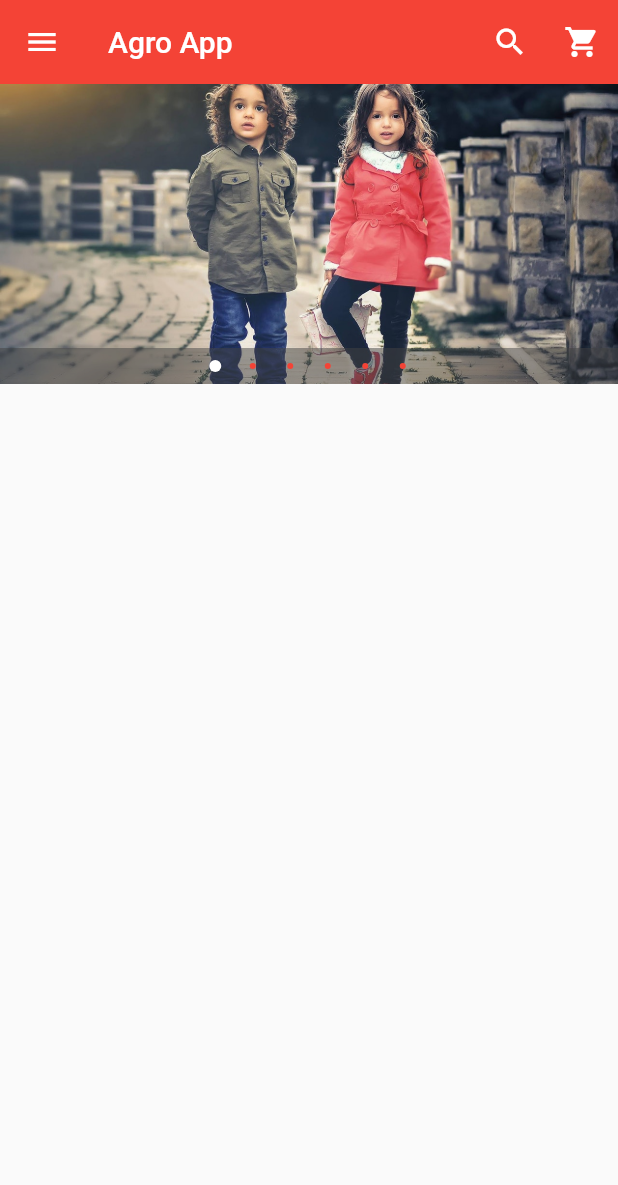
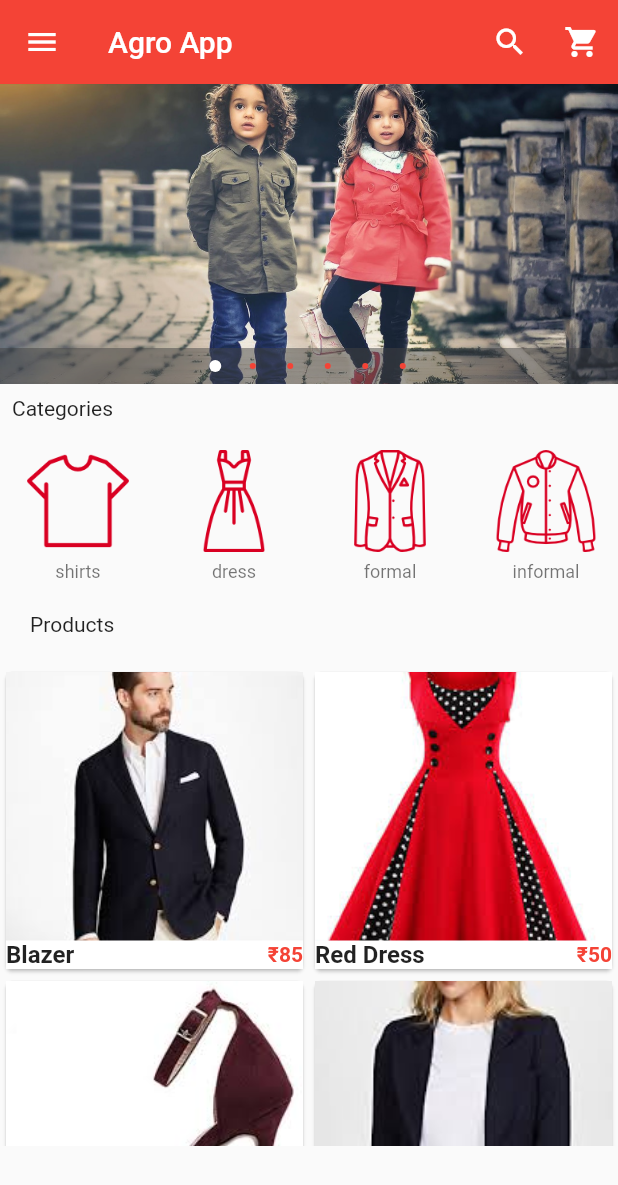
Before and after one commit to insidetech21/AgroApp, a Flutter app: the screen it shows after launch, on a phone screen of 412 x 824 dp. Shown: the top 1185 px of the screen. Run offline on Flutter 3.47's test engine with Material 2 defaults, Android fonts, the phone set to English and light mode, and no system bars; drawn by our look-alikes of carousel_pro.

Commit message:
updated app till 19th video

```diff
--- /dev/null
+++ b/lib/components/horizontal_listview.dart
@@ -0,0 +1,72 @@
+import 'package:flutter/material.dart';
+
+class HorizontalList extends StatelessWidget {
+  @override
+  Widget build(BuildContext context) {
+    return Container(
+      height: 100.0,
+      child: ListView(
+        scrollDirection: Axis.horizontal,
+        children: <Widget>[
+          Category(
+            imageLocation: "images/cats/tshirt.png",
+            imageCaption: 'shirts',
+          ),
+          Category(
+            imageLocation: "images/cats/dress.png",
+            imageCaption: 'dress',
+          ),
+          Category(
+            imageLocation: "images/cats/formal.png",
+            imageCaption: 'formal',
+          ),
+          Category(
+            imageLocation: "images/cats/informal.png",
+            imageCaption: 'informal',
+          ),
+          Category(
+            imageLocation: "images/cats/jeans.png",
+            imageCaption: 'pants',
+          ),
+          Category(
+            imageLocation: "images/cats/shoe.png",
+            imageCaption: 'shoe',
+          ),
+          Category(
+            imageLocation: "images/cats/accessories.png",
+            imageCaption: 'accessories',
+          ),
+        ],
+      ),
+    );
+  }
+}
+
+class Category extends StatelessWidget {
+  final String imageLocation;
+  final String imageCaption;
+
+  Category({this.imageLocation, this.imageCaption});
+
+  @override
+  Widget build(BuildContext context) {
+    return Padding(
+      padding: const EdgeInsets.all(2.0),
+      child: InkWell(
+        onTap: () {},
+        child: Container(
+          width: 100.0,
+          child: ListTile(
+              title: Image.asset(imageLocation, width: 100.0, height: 80.0),
+              subtitle: Container(
+                alignment: Alignment.topCenter,
+                child: Text(
+                  imageCaption,
+                  style: new TextStyle(fontSize: 12.0),
+                ),
+              )),
+        ),
+      ),
+    );
+  }
+}
--- /dev/null
+++ b/lib/components/products.dart
@@ -0,0 +1,123 @@
+import 'package:flutter/material.dart';
+import 'package:agro_app/pages/product_details.dart';
+
+class Products extends StatefulWidget {
+  @override
+  _ProductsState createState() => _ProductsState();
+}
+
+class _ProductsState extends State<Products> {
+  var product_list = [
+    {
+      'name': "Blazer",
+      'picture': "images/products/blazer1.jpeg",
+      'old_price': 120,
+      'price': 85
+    },
+    {
+      'name': "Red Dress",
+      'picture': "images/products/dress1.jpeg",
+      'old_price': 100,
+      'price': 50
+    },
+    {
+      'name': "Red Dress",
+      'picture': "images/products/hills1.jpeg",
+      'old_price': 100,
+      'price': 50
+    },
+    {
+      'name': "Red Dress",
+      'picture': "images/products/blazer2.jpeg",
+      'old_price': 100,
+      'price': 50
+    },
+    {
+      'name': "Red Dress",
+      'picture': "images/products/skt2.jpeg",
+      'old_price': 100,
+      'price': 50
+    },
+    {
+      'name': "Red Dress",
+      'picture': "images/products/dress2.jpeg",
+      'old_price': 100,
+      'price': 50
+    },
+  ];
+
+  @override
+  Widget build(BuildContext context) {
+    return GridView.builder(
+        itemCount: product_list.length,
+        gridDelegate:
+            new SliverGridDelegateWithFixedCrossAxisCount(crossAxisCount: 2),
+        itemBuilder: (BuildContext context, int index) {
+          return Single_prod(
+            prod_name: product_list[index]['name'],
+            prod_picture: product_list[index]['picture'],
+            prod_old_price: product_list[index]['old_price'],
+            prod_price: product_list[index]['price'],
+          );
+        });
+  }
+}
+
+class Single_prod extends StatelessWidget {
+  final prod_name;
+  final prod_picture;
+  final prod_old_price;
+  final prod_price;
+
+  Single_prod(
+      {this.prod_name,
+      this.prod_picture,
+      this.prod_old_price,
+      this.prod_price});
+
+  @override
+  Widget build(BuildContext context) {
+    return Card(
+      child: Hero(
+          tag: prod_name,
+          child: Material(
+            child: InkWell(
+              onTap: () => Navigator.of(context).push(new MaterialPageRoute(
+                  // passing the value of products to product_details page
+                  builder: (context) => new ProductDetails(
+                      product_details_name: prod_name,
+                      product_details_new_price: prod_price,
+                      product_details_old_price: prod_old_price,
+                      product_details_picture: prod_picture))),
+              child: GridTile(
+                  footer: Container(
+                    color: Colors.white,
+                    child: new Row(
+                      children: <Widget>[
+                        Expanded(
+                          child: Text(
+                            prod_name,
+                            style: TextStyle(
+                                fontWeight: FontWeight.bold, fontSize: 16.0),
+                          ),
+                        ),
+                        new Text(
+                          "\₹${prod_price}",
+                          style: TextStyle(
+                              color: Colors.red, fontWeight: FontWeight.bold),
+                        )
+                      ],
+                    ),
+                  ),
+                  child: Image.asset(
+                    prod_picture,
+                    fit: BoxFit.cover,
+                  )),
+            ),
+          )),
+    );
+  }
+}
+
+
+/// import the file of product details class
--- a/lib/main.dart
+++ b/lib/main.dart
@@ -1,13 +1,14 @@
+import 'package:agro_app/components/horizontal_listview.dart';
+import 'package:agro_app/components/products.dart';
 import 'package:flutter/material.dart';
 import 'package:carousel_pro/carousel_pro.dart';
 
-void main(){
-  runApp(
-      MaterialApp(
-        debugShowCheckedModeBanner: false, // for removing the default banner from app
-        home: HomePage(),
-      )
-  );
+void main() {
+  runApp(MaterialApp(
+    debugShowCheckedModeBanner:
+        false, // for removing the default banner from app
+    home: HomePage(),
+  ));
 }
 
 class HomePage extends StatefulWidget {
@@ -40,101 +41,150 @@ class _HomePageState extends State<HomePage> {
     );
     return Scaffold(
       appBar: new AppBar(
-        elevation: 0.0,
+        elevation: 0.1,
         backgroundColor: Colors.red,
         title: Text("Agro App"),
         actions: <Widget>[
-          new IconButton(icon: Icon(Icons.search,color: Colors.white,), onPressed: (){}),
-          new IconButton(icon: Icon(Icons.shopping_cart,color: Colors.white,), onPressed: (){})
+          new IconButton(
+              icon: Icon(
+                Icons.search,
+                color: Colors.white,
+              ),
+              onPressed: () {}),
+          new IconButton(
+              icon: Icon(
+                Icons.shopping_cart,
+                color: Colors.white,
+              ),
+              onPressed: () {})
         ],
       ),
       drawer: new Drawer(
         child: new ListView(
           children: <Widget>[
             // Header
-            new UserAccountsDrawerHeader
-              (accountName: Text("Vasant Basutkar"),
+            new UserAccountsDrawerHeader(
+              accountName: Text("Vasant Basutkar"),
               accountEmail: Text("vasantbasutkar143@gmail.com"),
               currentAccountPicture: GestureDetector(
                 child: new CircleAvatar(
                   backgroundColor: Colors.grey,
-                  child: Icon(Icons.person,color: Colors.white,),
+                  child: Icon(
+                    Icons.person,
+                    color: Colors.white,
+                  ),
                 ),
-
               ),
-              decoration: new BoxDecoration(
-                  color: Colors.red
-              ),
+              decoration: new BoxDecoration(color: Colors.red),
             ),
 
             // Body
 
             InkWell(
-              onTap: (){},
+              onTap: () {},
               child: ListTile(
                 title: Text('Home Page'),
-                leading: Icon(Icons.home,color: Colors.deepPurple,),
+                leading: Icon(
+                  Icons.home,
+                  color: Colors.deepPurple,
+                ),
               ),
             ),
 
             InkWell(
-              onTap: (){},
+              onTap: () {},
               child: ListTile(
                 title: Text('My Account'),
-                leading: Icon(Icons.person,color: Colors.deepPurple,),
+                leading: Icon(
+                  Icons.person,
+                  color: Colors.deepPurple,
+                ),
               ),
             ),
 
             InkWell(
-              onTap: (){},
+              onTap: () {},
               child: ListTile(
                 title: Text('My Orders'),
-                leading: Icon(Icons.shopping_basket,color: Colors.deepPurple,),
+                leading: Icon(
+                  Icons.shopping_basket,
+                  color: Colors.deepPurple,
+                ),
               ),
             ),
 
             InkWell(
-              onTap: (){},
+              onTap: () {},
               child: ListTile(
                 title: Text('Categoris'),
-                leading: Icon(Icons.dashboard,color: Colors.deepPurple,),
+                leading: Icon(
+                  Icons.dashboard,
+                  color: Colors.deepPurple,
+                ),
               ),
             ),
 
             InkWell(
-              onTap: (){},
+              onTap: () {},
               child: ListTile(
                 title: Text('Favourites'),
-                leading: Icon(Icons.favorite,color: Colors.red,),
+                leading: Icon(
+                  Icons.favorite,
+                  color: Colors.red,
+                ),
               ),
             ),
 
             Divider(), //Line in Drawer
 
             InkWell(
-              onTap: (){},
+              onTap: () {},
               child: ListTile(
                 title: Text('Settings'),
-                leading: Icon(Icons.settings,color: Colors.blue,),
+                leading: Icon(
+                  Icons.settings,
+                  color: Colors.blue,
+                ),
               ),
             ),
 
             InkWell(
-              onTap: (){},
+              onTap: () {},
               child: ListTile(
                 title: Text('About'),
-                leading: Icon(Icons.help,color: Colors.green,),
+                leading: Icon(
+                  Icons.help,
+                  color: Colors.green,
+                ),
               ),
             ),
-
-
           ],
         ),
       ),
-
       body: new ListView(
         children: <Widget>[
-          image_carousel
+          // image carosoul begin here
+          image_carousel,
+          // padding widget
+          new Padding(
+            padding: const EdgeInsets.all(8.0),
+            child: new Text('Categories'),
+          ),
+
+          //Horizontal list view
+          HorizontalList(),
+
+          // padding widget
+          new Padding(
+            padding: const EdgeInsets.all(20.0),
+            child: new Text('Products'),
+          ),
+
+          //grid view
+          Container(
+            height:320.0,
+            child: Products(),
+          )
         ],
       ),
     );
```
Also changed, not shown: lib/pages/product_details.dart (added, +247 -0 lines), pubspec.yaml (+20 -0 lines).
